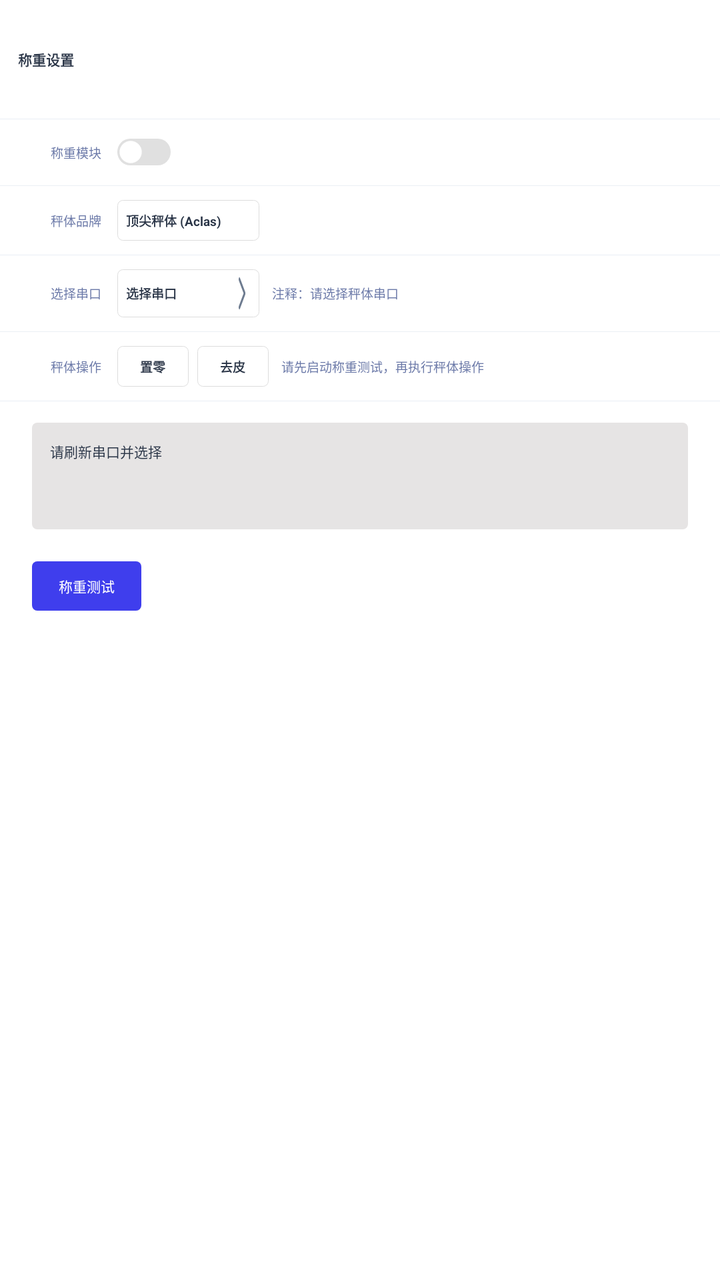
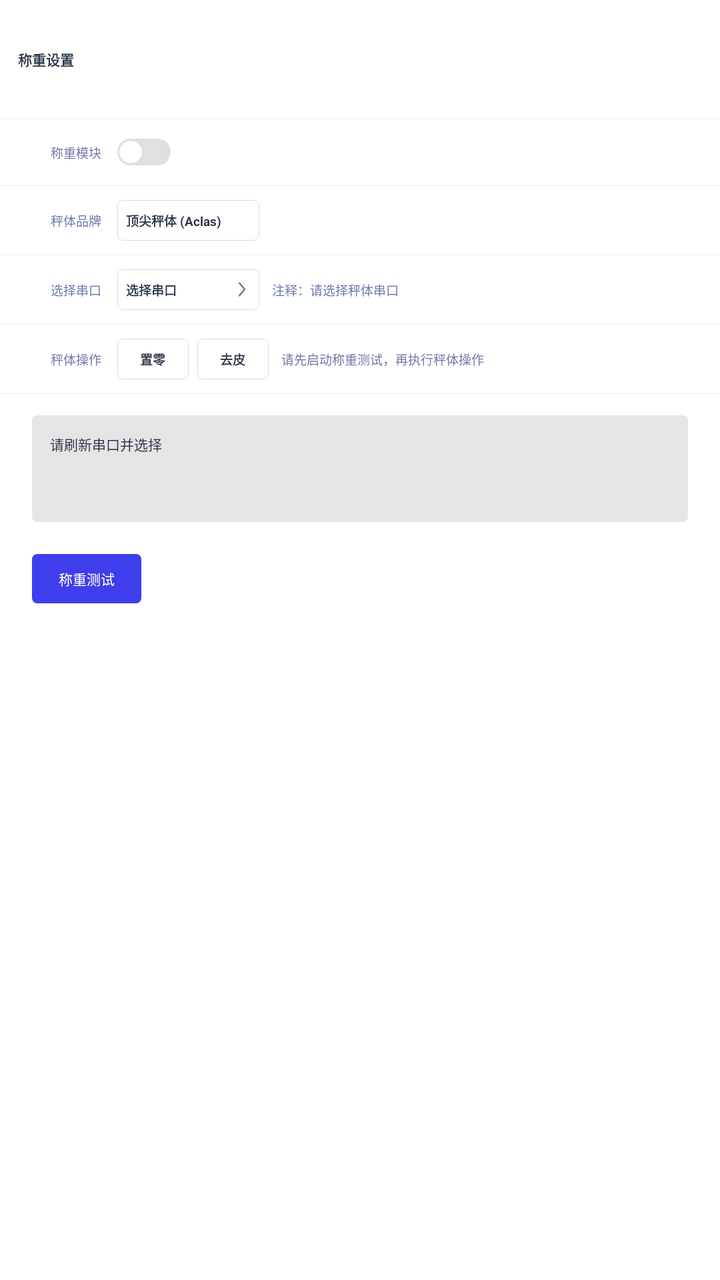

Compare the two renders of this Android layout. The source of the first and the diff that turns it into the second are given below.
<!-- AndroidManifest.xml: application theme AppTheme.NoActionBar -->
<!-- res/layout/fragment_aclas_scale_settings.xml -->
<?xml version="1.0" encoding="utf-8"?>
<LinearLayout xmlns:android="http://schemas.android.com/apk/res/android"
    android:layout_width="match_parent"
    android:layout_height="match_parent"
    android:orientation="vertical">

    <TextView
        android:layout_width="match_parent"
        android:layout_height="0dp"
        android:layout_weight="95"
        android:gravity="center_vertical"
        android:paddingStart="@dimen/dp_10"
        android:text="@string/settings_scale_title"
        android:textColor="#2A3547"
        android:textSize="@dimen/sp_8"
        android:textStyle="bold" />

    <View
        android:layout_width="match_parent"
        android:layout_height="@dimen/dp_0_5"
        android:background="#EAEFF4" />

    <LinearLayout
        android:layout_width="match_parent"
        android:layout_height="0dp"
        android:layout_weight="926"
        android:orientation="vertical">

        <LinearLayout
            android:layout_width="match_parent"
            android:layout_height="wrap_content"
            android:layout_marginStart="@dimen/dp_8"
            android:gravity="center_vertical"
            android:orientation="horizontal"
            android:paddingHorizontal="@dimen/dp_9"
            android:paddingVertical="@dimen/dp_8">

            <TextView
                android:layout_width="@dimen/dp_40"
                android:layout_height="wrap_content"
                android:ellipsize="end"
                android:gravity="end|center_vertical"
                android:maxLines="2"
                android:text="@string/settings_system_weighing_module"
                android:textColor="#6B79A8"
                android:textSize="@dimen/sp_7" />

            <Switch
                android:id="@+id/weighingModule"
                android:layout_width="wrap_content"
                android:layout_height="wrap_content"
                android:layout_marginStart="@dimen/dp_9"
                android:layout_marginEnd="@dimen/dp_68"
                android:background="@android:color/transparent"
                android:checked="false"
                android:thumb="@drawable/thumb_selector"
                android:track="@drawable/track_selector" />

        </LinearLayout>

        <View
            android:layout_width="match_parent"
            android:layout_height="@dimen/dp_0_5"
            android:background="#EAEFF4" />

        <LinearLayout
            android:layout_width="match_parent"
            android:layout_height="wrap_content"
            android:layout_marginStart="@dimen/dp_8"
            android:gravity="center_vertical"
            android:orientation="horizontal"
            android:paddingHorizontal="@dimen/dp_9"
            android:paddingVertical="@dimen/dp_8">

            <TextView
                android:layout_width="@dimen/dp_40"
                android:layout_height="wrap_content"
                android:ellipsize="end"
                android:gravity="end|center_vertical"
                android:maxLines="2"
                android:text="@string/settings_scale_brand"
                android:textColor="#6B79A8"
                android:textSize="@dimen/sp_7" />
            <LinearLayout
                android:layout_width="@dimen/dp_80"
                android:layout_height="wrap_content"
                android:layout_marginStart="@dimen/dp_9"
                android:background="@drawable/bg_white_radius_dddddd_3"
                android:gravity="center_vertical"
                android:orientation="horizontal">

                <TextView
                    android:layout_width="0dp"
                    android:layout_height="wrap_content"
                    android:layout_weight="1"
                    android:ellipsize="end"
                    android:gravity="center_vertical"
                    android:maxLines="1"
                    android:paddingHorizontal="@dimen/dp_5"
                    android:paddingVertical="@dimen/dp_6"
                    android:text="@string/settings_scale_brand_aclas"
                    android:textColor="#2A3547"
                    android:textSize="@dimen/sp_7"
                    android:textStyle="bold" />
            </LinearLayout>
        </LinearLayout>

        <View
            android:layout_width="match_parent"
            android:layout_height="@dimen/dp_0_5"
            android:background="#EAEFF4" />

        <LinearLayout
            android:layout_width="match_parent"
            android:layout_height="wrap_content"
            android:layout_marginStart="@dimen/dp_8"
            android:gravity="center_vertical"
            android:orientation="horizontal"
            android:paddingHorizontal="@dimen/dp_9"
            android:paddingVertical="@dimen/dp_8">

            <TextView
                android:layout_width="@dimen/dp_40"
                android:layout_height="wrap_content"
                android:ellipsize="end"
                android:gravity="end|center_vertical"
                android:maxLines="2"
                android:text="@string/settings_scale_select_port"
                android:textColor="#6B79A8"
                android:textSize="@dimen/sp_7" />

            <LinearLayout
                android:id="@+id/selectScalePort"
                android:layout_width="@dimen/dp_80"
                android:layout_height="wrap_content"
                android:layout_marginStart="@dimen/dp_9"
                android:background="@drawable/bg_white_radius_dddddd_3"
                android:gravity="center_vertical"
                android:orientation="horizontal">

                <TextView
                    android:id="@+id/selectedScalePort"
                    android:layout_width="0dp"
                    android:layout_height="wrap_content"
                    android:layout_weight="1"
                    android:ellipsize="end"
                    android:gravity="center_vertical"
                    android:maxLines="1"
                    android:paddingHorizontal="@dimen/dp_5"
                    android:paddingVertical="@dimen/dp_6"
                    android:text="@string/settings_scale_select_port"
                    android:textColor="#2A3547"
                    android:textSize="@dimen/sp_7"
                    android:textStyle="bold" />

                <ImageView
                    android:layout_width="@dimen/dp_10"
                    android:layout_height="wrap_content"
                    android:layout_marginEnd="@dimen/dp_5"
                    android:background="@drawable/land_icon_chevron_right" />
            </LinearLayout>


            <TextView
                android:layout_width="wrap_content"
                android:layout_height="wrap_content"
                android:layout_marginStart="@dimen/dp_7"
                android:ellipsize="end"
                android:maxLines="1"
                android:text="@string/settings_scale_select_port_hint"
                android:textColor="#6B79A8"
                android:textSize="@dimen/sp_7" />
        </LinearLayout>

        <View
            android:layout_width="match_parent"
            android:layout_height="@dimen/dp_0_5"
            android:background="#EAEFF4" />

        <LinearLayout
            android:layout_width="match_parent"
            android:layout_height="wrap_content"
            android:layout_marginStart="@dimen/dp_8"
            android:gravity="center_vertical"
            android:orientation="horizontal"
            android:paddingHorizontal="@dimen/dp_9"
            android:paddingVertical="@dimen/dp_8">

            <TextView
                android:layout_width="@dimen/dp_40"
                android:layout_height="wrap_content"
                android:ellipsize="end"
                android:gravity="end|center_vertical"
                android:maxLines="2"
                android:text="@string/settings_scale_action"
                android:textColor="#6B79A8"
                android:textSize="@dimen/sp_7" />

            <TextView
                android:id="@+id/zeroScale"
                android:layout_width="@dimen/dp_40"
                android:layout_height="wrap_content"
                android:layout_marginStart="@dimen/dp_9"
                android:background="@drawable/bg_white_radius_dddddd_3"
                android:gravity="center"
                android:paddingVertical="@dimen/dp_6"
                android:text="@string/settings_scale_zero"
                android:textColor="#2A3547"
                android:textSize="@dimen/sp_7"
                android:textStyle="bold" />

            <TextView
                android:id="@+id/tareScale"
                android:layout_width="@dimen/dp_40"
                android:layout_height="wrap_content"
                android:layout_marginStart="@dimen/dp_5"
                android:background="@drawable/bg_white_radius_dddddd_3"
                android:gravity="center"
                android:paddingVertical="@dimen/dp_6"
                android:text="@string/settings_scale_tare"
                android:textColor="#2A3547"
                android:textSize="@dimen/sp_7"
                android:textStyle="bold" />

            <TextView
                android:layout_width="wrap_content"
                android:layout_height="wrap_content"
                android:layout_marginStart="@dimen/dp_7"
                android:ellipsize="end"
                android:maxLines="1"
                android:text="@string/settings_scale_action_hint"
                android:textColor="#6B79A8"
                android:textSize="@dimen/sp_7" />
        </LinearLayout>

        <View
            android:layout_width="match_parent"
            android:layout_height="@dimen/dp_0_5"
            android:background="#EAEFF4" />


        <TextView
            android:id="@+id/scaleTestStatus"
            android:layout_width="match_parent"
            android:layout_height="@dimen/dp_60"
            android:layout_marginHorizontal="@dimen/dp_18"
            android:layout_marginTop="@dimen/dp_12"
            android:background="@drawable/bg_grey_radius_3"
            android:gravity="start|top"
            android:padding="@dimen/dp_10"
            android:text="@string/settings_scale_test_status_init"
            android:textColor="#2A3547"
            android:textSize="@dimen/sp_8" />

        <TextView
            android:id="@+id/testScalePort"
            android:layout_width="wrap_content"
            android:layout_height="wrap_content"
            android:layout_margin="@dimen/dp_18"
            android:background="@drawable/btn_main_bg"
            android:gravity="center"
            android:paddingHorizontal="@dimen/dp_15"
            android:paddingVertical="@dimen/dp_8"
            android:text="@string/settings_scale_test_btn"
            android:textColor="@color/white"
            android:textSize="@dimen/sp_8" />
    </LinearLayout>
</LinearLayout>
<!-- resources referenced by this layout -->
<resources>
  <color name="white">#FFFFFFFF</color>
  <dimen name="dp_0_5">0.5dp</dimen>
  <dimen name="dp_10">10dp</dimen>
  <dimen name="dp_12">12dp</dimen>
  <dimen name="dp_15">15dp</dimen>
  <dimen name="dp_18">18dp</dimen>
  <dimen name="dp_40">40dp</dimen>
  <dimen name="dp_5">5dp</dimen>
  <dimen name="dp_6">6dp</dimen>
  <dimen name="dp_60">60dp</dimen>
  <dimen name="dp_68">68dp</dimen>
  <dimen name="dp_7">7dp</dimen>
  <dimen name="dp_8">8dp</dimen>
  <dimen name="dp_80">80dp</dimen>
  <dimen name="dp_9">9dp</dimen>
  <dimen name="sp_7">7sp</dimen>
  <dimen name="sp_8">8sp</dimen>
  <!-- drawable bg_grey_radius_3 (drawable) -->
  <?xml version="1.0" encoding="utf-8"?>
  <shape xmlns:android="http://schemas.android.com/apk/res/android">
      <solid android:color="#E6E4E4" />
      <corners android:radius="@dimen/dp_3" />
  </shape>
  <!-- drawable land_icon_chevron_right (drawable) -->
  <vector xmlns:android="http://schemas.android.com/apk/res/android" android:width="24dp" android:height="24dp" android:viewportWidth="24" android:viewportHeight="24"><path android:pathData="M9,5 L16,12 L9,19" android:strokeColor="#6E7C90" android:strokeWidth="2" android:strokeLineCap="round" android:strokeLineJoin="round" android:fillColor="@android:color/transparent"/></vector>
  <string name="settings_scale_action">秤体操作</string>
  <string name="settings_scale_action_hint">请先启动称重测试，再执行秤体操作</string>
  <string name="settings_scale_brand">秤体品牌</string>
  <string name="settings_scale_brand_aclas">顶尖秤体 (Aclas)</string>
  <string name="settings_scale_select_port">选择串口</string>
  <string name="settings_scale_select_port_hint">注释：请选择秤体串口</string>
  <string name="settings_scale_tare">去皮</string>
  <string name="settings_scale_test_btn">称重测试</string>
  <string name="settings_scale_test_status_init">请刷新串口并选择</string>
  <string name="settings_scale_title">称重设置</string>
  <string name="settings_scale_zero">置零</string>
  <string name="settings_system_weighing_module">称重模块</string>
  <style name="AppTheme.NoActionBar" parent="Theme.MaterialComponents.NoActionBar">
          <item name="android:windowAnimationStyle">@style/NoPageAnimation</item>
          <item name="android:windowBackground">@color/white</item>
      </style>
  <dimen name="dp_3">3dp</dimen>
  <dimen name="dp_0_1">0.1dp</dimen>
  <!-- drawable btn_main_normal (drawable) -->
  <?xml version="1.0" encoding="utf-8"?>
  <shape xmlns:android="http://schemas.android.com/apk/res/android">
      <solid android:color="#3F3EED" />
      <corners android:radius="@dimen/dp_3" />
  </shape>
  <!-- drawable btn_main_pressed (drawable) -->
  <?xml version="1.0" encoding="utf-8"?>
  <shape xmlns:android="http://schemas.android.com/apk/res/android">
      <solid android:color="#883F3EED" />
      <corners android:radius="@dimen/dp_3" />
  </shape>
  <!-- drawable track_checked_vector (drawable) -->
  <vector xmlns:android="http://schemas.android.com/apk/res/android"
      android:width="@dimen/dp_30"
      android:height="@dimen/dp_15"
      android:viewportWidth="50"
      android:viewportHeight="24">
      <path
          android:fillColor="#FF3F3EED"
          android:pathData="M12,0h26a12,12 0 0,1 12,12a12,12 0 0,1 -12,12h-26a12,12 0 0,1 -12,-12a12,12 0 0,1 12,-12z"/>
  </vector>
  <!-- drawable track_unchecked_vector (drawable) -->
  <vector xmlns:android="http://schemas.android.com/apk/res/android"
      android:width="@dimen/dp_30"
      android:height="@dimen/dp_15"
      android:viewportWidth="50"
      android:viewportHeight="24">
      <path
          android:fillColor="#E0E0E0"
          android:pathData="M12,0h26a12,12 0 0,1 12,12a12,12 0 0,1 -12,12h-26a12,12 0 0,1 -12,-12a12,12 0 0,1 12,-12z"/>
  </vector>
  <dimen name="dp_30">30dp</dimen>
  <!-- unchanged entries left out for length: 6 -->
</resources>

<!-- the commit's change to res/layout/fragment_aclas_scale_settings.xml (unified diff, before → after) -->
@@ -6,7 +6,7 @@
 
     <TextView
         android:layout_width="match_parent"
-        android:layout_height="0dp"
+        android:layout_height="@dimen/dp_0"
         android:layout_weight="95"
         android:gravity="center_vertical"
         android:paddingStart="@dimen/dp_10"
@@ -22,7 +22,7 @@
 
     <LinearLayout
         android:layout_width="match_parent"
-        android:layout_height="0dp"
+        android:layout_height="@dimen/dp_0"
         android:layout_weight="926"
         android:orientation="vertical">
 
@@ -81,6 +81,7 @@
                 android:text="@string/settings_scale_brand"
                 android:textColor="#6B79A8"
                 android:textSize="@dimen/sp_7" />
+
             <LinearLayout
                 android:layout_width="@dimen/dp_80"
                 android:layout_height="wrap_content"
@@ -90,7 +91,7 @@
                 android:orientation="horizontal">
 
                 <TextView
-                    android:layout_width="0dp"
+                    android:layout_width="@dimen/dp_0"
                     android:layout_height="wrap_content"
                     android:layout_weight="1"
                     android:ellipsize="end"
@@ -140,7 +141,7 @@
 
                 <TextView
                     android:id="@+id/selectedScalePort"
-                    android:layout_width="0dp"
+                    android:layout_width="@dimen/dp_0"
                     android:layout_height="wrap_content"
                     android:layout_weight="1"
                     android:ellipsize="end"
<!-- resource entries referenced after the edit -->
@@ -1,6 +1,7 @@
 <!-- resources referenced by this layout -->
 <resources>
   <color name="white">#FFFFFFFF</color>
+  <dimen name="dp_0">0dp</dimen>
   <dimen name="dp_0_5">0.5dp</dimen>
   <dimen name="dp_10">10dp</dimen>
   <dimen name="dp_12">12dp</dimen>
@@ -24,7 +25,19 @@
       <corners android:radius="@dimen/dp_3" />
   </shape>
   <!-- drawable land_icon_chevron_right (drawable) -->
-  <vector xmlns:android="http://schemas.android.com/apk/res/android" android:width="24dp" android:height="24dp" android:viewportWidth="24" android:viewportHeight="24"><path android:pathData="M9,5 L16,12 L9,19" android:strokeColor="#6E7C90" android:strokeWidth="2" android:strokeLineCap="round" android:strokeLineJoin="round" android:fillColor="@android:color/transparent"/></vector>
+  <vector xmlns:android="http://schemas.android.com/apk/res/android"
+      android:width="@dimen/dp_12"
+      android:height="@dimen/dp_12"
+      android:viewportWidth="24"
+      android:viewportHeight="24">
+      <path
+          android:pathData="M9,5 L16,12 L9,19"
+          android:strokeColor="#6E7C90"
+          android:strokeWidth="2"
+          android:strokeLineCap="round"
+          android:strokeLineJoin="round"
+          android:fillColor="@android:color/transparent" />
+  </vector>
   <string name="settings_scale_action">秤体操作</string>
   <string name="settings_scale_action_hint">请先启动称重测试，再执行秤体操作</string>
   <string name="settings_scale_brand">秤体品牌</string>
@@ -63,7 +76,7 @@
       android:viewportHeight="24">
       <path
           android:fillColor="#FF3F3EED"
-          android:pathData="M12,0h26a12,12 0 0,1 12,12a12,12 0 0,1 -12,12h-26a12,12 0 0,1 -12,-12a12,12 0 0,1 12,-12z"/>
+          android:pathData="M12,0h26a12,12 0 0,1 12,12a12,12 0 0,1 -12,12h-26a12,12 0 0,1 -12,-12a12,12 0 0,1 12,-12z" />
   </vector>
   <!-- drawable track_unchecked_vector (drawable) -->
   <vector xmlns:android="http://schemas.android.com/apk/res/android"
@@ -73,7 +86,7 @@
       android:viewportHeight="24">
       <path
           android:fillColor="#E0E0E0"
-          android:pathData="M12,0h26a12,12 0 0,1 12,12a12,12 0 0,1 -12,12h-26a12,12 0 0,1 -12,-12a12,12 0 0,1 12,-12z"/>
+          android:pathData="M12,0h26a12,12 0 0,1 12,12a12,12 0 0,1 -12,12h-26a12,12 0 0,1 -12,-12a12,12 0 0,1 12,-12z" />
   </vector>
   <dimen name="dp_30">30dp</dimen>
   <!-- unchanged entries left out for length: 6 -->
